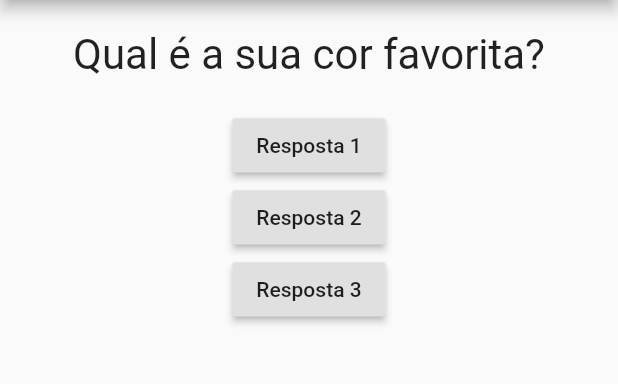
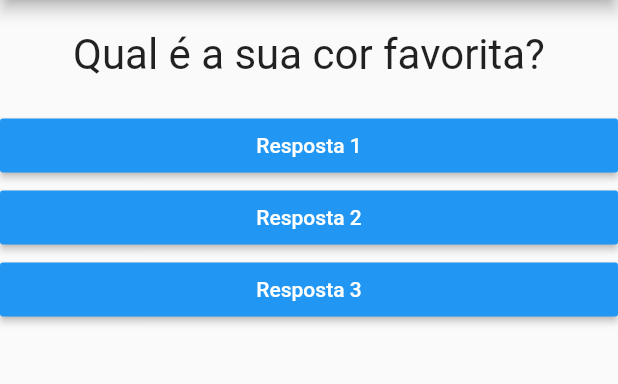
Before and after one commit to Jhonatan-Pereira/flutter_project_questions, a Flutter app: the screen it shows after launch, on a phone screen of 412 x 824 dp, the part 84-468 px from its top. Run offline on Flutter 3.47's test engine with Material 2 defaults, Android fonts, the phone set to English and light mode, and no system bars.

Commit message:
Widget Resposta

```diff
--- a/lib/main.dart
+++ b/lib/main.dart
@@ -1,5 +1,6 @@
 import 'package:flutter/material.dart';
 import './questao.dart';
+import './resposta.dart';
 main() => runApp(PerguntaApp());
 
 class _PerguntaAppState extends State<PerguntaApp> {
@@ -26,18 +27,9 @@ class _PerguntaAppState extends State<PerguntaApp> {
         body: Column(
           children: <Widget>[
             Questao(perguntas[_perguntaSelecionada]),
-            RaisedButton(
-              child: Text('Resposta 1'),
-              onPressed: _responder,
-            ),
-            RaisedButton(
-              child: Text('Resposta 2'),
-              onPressed: _responder,
-            ),
-            RaisedButton(
-              child: Text('Resposta 3'),
-              onPressed: _responder,
-            ),
+            Resposta('Resposta 1', _responder),
+            Resposta('Resposta 2', _responder),
+            Resposta('Resposta 3', _responder),
           ],
         ),
       ),
--- /dev/null
+++ b/lib/resposta.dart
@@ -0,0 +1,21 @@
+import 'package:flutter/material.dart';
+
+class Resposta extends StatelessWidget {
+  final String texto;
+  final void Function() quandoSelecionado;
+
+  Resposta(this.texto, this.quandoSelecionado);
+
+  @override
+  Widget build(BuildContext context) {
+    return Container(
+      width: double.infinity,
+      child: RaisedButton(
+        textColor: Colors.white,
+        color: Colors.blue,
+        child: Text(texto),
+        onPressed: quandoSelecionado,
+      ),
+    );
+  }
+}
```
